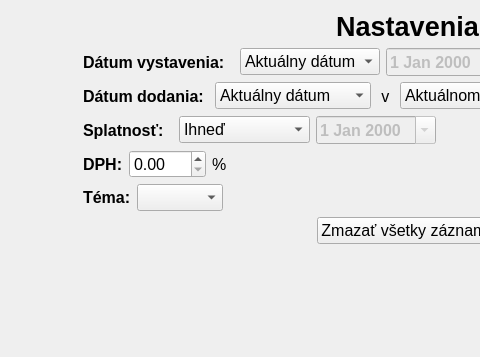
Qt form Pages/settingspage.ui (Gustopoll/InvoiceMaker) before a commit; both pictures show x 0 to 480 and y 0 to 357 of the 815 by 536 pixel window.
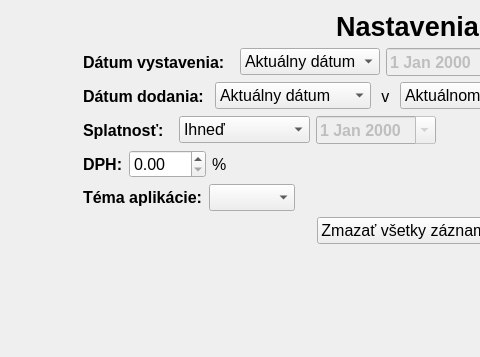
The same form after that commit.

Patch:
```diff
--- a/Pages/settingspage.ui
+++ b/Pages/settingspage.ui
@@ -525,7 +525,7 @@
         </font>
        </property>
        <property name="text">
-        <string>Téma:</string>
+        <string>Téma aplikácie:</string>
        </property>
       </widget>
      </item>
```
